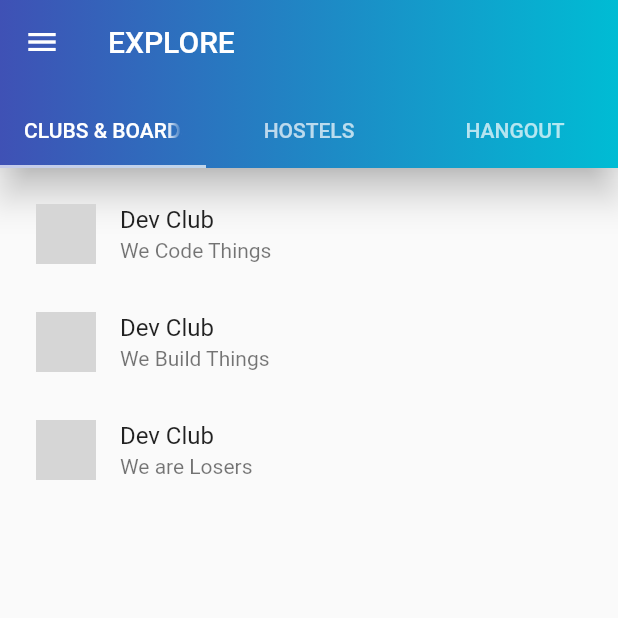
After one commit to devclub-iitd/IITDApp, a Flutter app: the Explore screen opened by its route, on a phone screen of 412 x 824 dp, the top half of it. The commit adds this screen. Run offline on Flutter 3.47's test engine with Material 2 defaults, Android fonts, the phone set to English and light mode, and no system bars; our stand-ins replace gradient_app_bar; network calls fail; grey boxes are pictures that could not be loaded.

Commit message:
Create basic Explore Section

```diff
--- /dev/null
+++ b/lib/modules/explore/data/ClubsData.dart
@@ -0,0 +1,6 @@
+import 'dart:collection';
+
+List<Map> clubsList =[
+  {'name': 'Dev Club','motto': 'We Code Things'},
+  {'name': 'Dev Club','motto': 'We Build Things'},
+  {'name': 'Dev Club','motto': 'We are Losers'}];
--- /dev/null
+++ b/lib/modules/explore/data/HostelsData.dart
@@ -0,0 +1,5 @@
+List<Map> HostelsList = [
+  {'name': 'Udaigiri','tagline': 'Eagles','image': 'assets/images/iitd_building.jpg'},
+  {'name': 'Jwalamukhi','tagline': 'IC','image': 'assets/images/iitd_building.jpg'},
+  {'name': 'Girnar','tagline': 'GC','image': 'assets/images/iitd_building.jpg'}
+];
--- a/lib/modules/explore/explore.dart
+++ b/lib/modules/explore/explore.dart
@@ -1,3 +1,6 @@
+import 'package:IITDAPP/modules/explore/screens/ClubsListView.dart';
+import 'package:IITDAPP/widgets/CustomAppBar.dart';
+import 'package:IITDAPP/widgets/Drawer.dart';
 import 'package:flutter/material.dart';
 
 class Explore extends StatefulWidget {
@@ -9,9 +12,49 @@ class Explore extends StatefulWidget {
   _ExploreState createState() => _ExploreState();
 }
 
-class _ExploreState extends State<Explore> {
+class _ExploreState extends State<Explore> with TickerProviderStateMixin {
+
+  TabController _controller;
+  Widget appBar;
+
+
+
+  @override
+  void initState() {
+    _controller = TabController(length: 3, vsync: this);
+
+    appBar = CustomAppBar(
+      title: Text('EXPLORE'),
+      height: 2,
+//      actions: <Widget>[ProfileIcon()],
+      bottom: TabBar(
+        indicatorColor: Colors.white70,
+        controller: _controller,
+        tabs: [
+          Tab(text: 'CLUBS & BOARDS'),
+          Tab(text: 'HOSTELS'),
+          Tab(text: 'HANGOUT'),
+        ],
+      ),
+    );
+
+    super.initState();
+  }
+
+
   @override
   Widget build(BuildContext context) {
-    return Container();
+    return Scaffold(
+      appBar: appBar,
+      drawer: AppDrawer(),
+       body:  TabBarView(
+          controller: _controller,
+          children: [
+            ClubsListView(),
+            ClubsListView(),
+            ClubsListView(),
+          ],
+        )
+    );
   }
 }
--- /dev/null
+++ b/lib/modules/explore/screens/ClubsListView.dart
@@ -0,0 +1,25 @@
+
+import 'package:IITDAPP/modules/explore/data/ClubsData.dart';
+import 'package:IITDAPP/modules/explore/widgets/ClubListCard.dart';
+import 'package:IITDAPP/modules/explore/widgets/CustomAnimatedListView.dart';
+import 'package:flutter/material.dart';
+
+class ClubsListView extends StatefulWidget {
+  @override
+  _ClubsListViewState createState() => _ClubsListViewState();
+}
+//typedef CustomCallBack = ClubListCard Function(String value);
+
+class _ClubsListViewState extends State<ClubsListView> {
+
+  // Widget Function() abcd = ClubListCard as Widget Function();
+
+
+  @override
+  Widget build(BuildContext context) {
+    return CustomAnimatedListView(
+      Item: ClubListCard(),
+      list: clubsList
+    );
+  }
+}
--- /dev/null
+++ b/lib/modules/explore/widgets/ClubListCard.dart
@@ -0,0 +1,29 @@
+import 'package:flutter/material.dart';
+
+
+
+// ignore: must_be_immutable
+class ClubListCard extends StatefulWidget {
+  ClubListCard({Key key, this.data})
+      : super(key: key);
+  var data;
+  @override
+  _ClubListCardState createState() => _ClubListCardState();
+}
+
+class _ClubListCardState extends State<ClubListCard> {
+
+  @override
+  Widget build(BuildContext context) {
+    return Container(
+      child: ListTile(
+        leading: CircleAvatar(
+          backgroundImage: NetworkImage(
+              'https://flutter.github.io/assets-for-api-docs/assets/widgets/owl.jpg'),
+        ),
+        title: Text(widget.data['name']),
+        subtitle: Text(widget.data['motto']),
+      ),
+    );
+  }
+}
--- /dev/null
+++ b/lib/modules/explore/widgets/CustomAnimatedListView.dart
@@ -0,0 +1,28 @@
+import 'package:IITDAPP/modules/explore/widgets/ClubListCard.dart';
+import 'package:flutter/material.dart';
+
+
+// ignore: must_be_immutable
+class CustomAnimatedListView extends StatefulWidget {
+  var list;
+  var Item;
+  CustomAnimatedListView({Key key,this.list,this.Item}) : super(key: key);
+  @override
+  _CustomAnimatedListViewState createState() => _CustomAnimatedListViewState();
+}
+
+class _CustomAnimatedListViewState extends State<CustomAnimatedListView> {
+
+  @override
+  Widget build(BuildContext context) {
+
+    return ListView.builder(
+        padding: const EdgeInsets.all(8),
+        itemCount: widget.list.length,
+        itemBuilder: (BuildContext context, int index) {
+          widget.Item.data=widget.list[index];
+          return widget.Item;
+        }
+    );
+  }
+}
```
